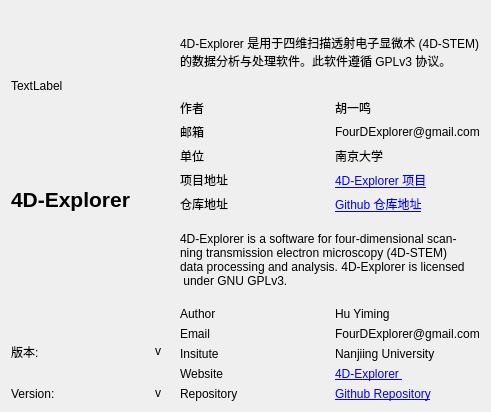
The window that FourDExplorer/ui/uiDialogAbout.ui (ManifoldsHu/FourDExplorer) describes before a commit, drawn with Qt 5.
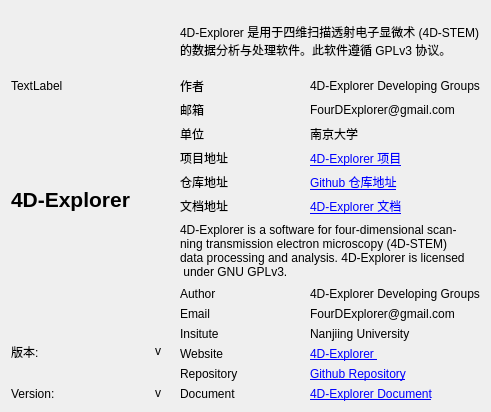
The same window after the commit.

The edit to the form file:
```diff
--- a/FourDExplorer/ui/uiDialogAbout.ui
+++ b/FourDExplorer/ui/uiDialogAbout.ui
@@ -189,6 +189,13 @@
              </property>
             </widget>
            </item>
+           <item>
+            <widget class="QLabel" name="label_26">
+             <property name="text">
+              <string>文档地址</string>
+             </property>
+            </widget>
+           </item>
           </layout>
          </item>
          <item>
@@ -209,7 +216,7 @@
            <item>
             <widget class="QLabel" name="label_7">
              <property name="text">
-              <string>胡一鸣</string>
+              <string>4D-Explorer Developing Groups</string>
              </property>
             </widget>
            </item>
@@ -241,6 +248,13 @@
              </property>
             </widget>
            </item>
+           <item>
+            <widget class="QLabel" name="label_27">
+             <property name="text">
+              <string>&lt;html&gt;&lt;head/&gt;&lt;body&gt;&lt;p&gt;&lt;a href=&quot;https://fourdexplorer.readthedocs.io/en/latest/&quot;&gt;&lt;span style=&quot; text-decoration: underline; color:#0000ff;&quot;&gt;4D-Explorer 文档&lt;/span&gt;&lt;/a&gt;&lt;/p&gt;&lt;/body&gt;&lt;/html&gt;</string>
+             </property>
+            </widget>
+           </item>
           </layout>
          </item>
         </layout>
@@ -294,6 +308,13 @@
              </property>
             </widget>
            </item>
+           <item>
+            <widget class="QLabel" name="label_28">
+             <property name="text">
+              <string>Document</string>
+             </property>
+            </widget>
+           </item>
           </layout>
          </item>
          <item>
@@ -314,7 +335,7 @@
            <item>
             <widget class="QLabel" name="label_14">
              <property name="text">
-              <string>Hu Yiming</string>
+              <string>4D-Explorer Developing Groups</string>
              </property>
             </widget>
            </item>
@@ -346,6 +367,13 @@
              </property>
             </widget>
            </item>
+           <item>
+            <widget class="QLabel" name="label_29">
+             <property name="text">
+              <string>&lt;html&gt;&lt;head/&gt;&lt;body&gt;&lt;p&gt;&lt;a href=&quot;https://fourdexplorer.readthedocs.io/en/latest/&quot;&gt;&lt;span style=&quot; text-decoration: underline; color:#0000ff;&quot;&gt;4D-Explorer Document&lt;/span&gt;&lt;/a&gt;&lt;/p&gt;&lt;/body&gt;&lt;/html&gt;</string>
+             </property>
+            </widget>
+           </item>
           </layout>
          </item>
         </layout>
```
